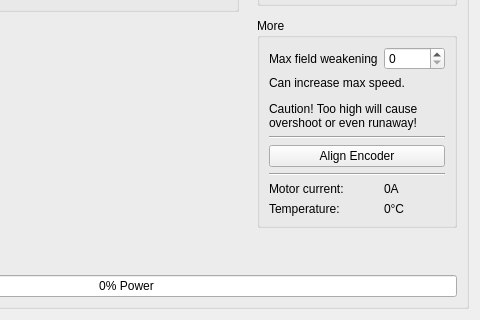
The window that res/tmc4671_ui.ui (Ultrawipf/OpenFFBoard-configurator) describes before a commit, drawn with Qt 5; both pictures show x 227 to 707 and y 239 to 559 of the 707 by 559 pixel window.
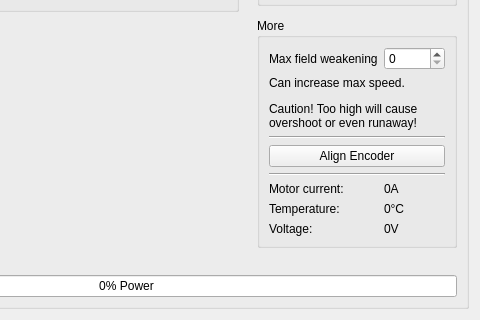
The same window after the commit. Custom widgets are drawn as their Qt base class.

Commit message: voltage display

Diff of the .ui file:
```diff
--- a/res/tmc4671_ui.ui
+++ b/res/tmc4671_ui.ui
@@ -225,6 +225,20 @@
            </property>
           </widget>
          </item>
+         <item row="7" column="0">
+          <widget class="QLabel" name="label_13">
+           <property name="text">
+            <string>Voltage:</string>
+           </property>
+          </widget>
+         </item>
+         <item row="7" column="1">
+          <widget class="QLabel" name="label_volt">
+           <property name="text">
+            <string>0V</string>
+           </property>
+          </widget>
+         </item>
         </layout>
        </widget>
       </item>
```
The commit also changes 1 other file.
